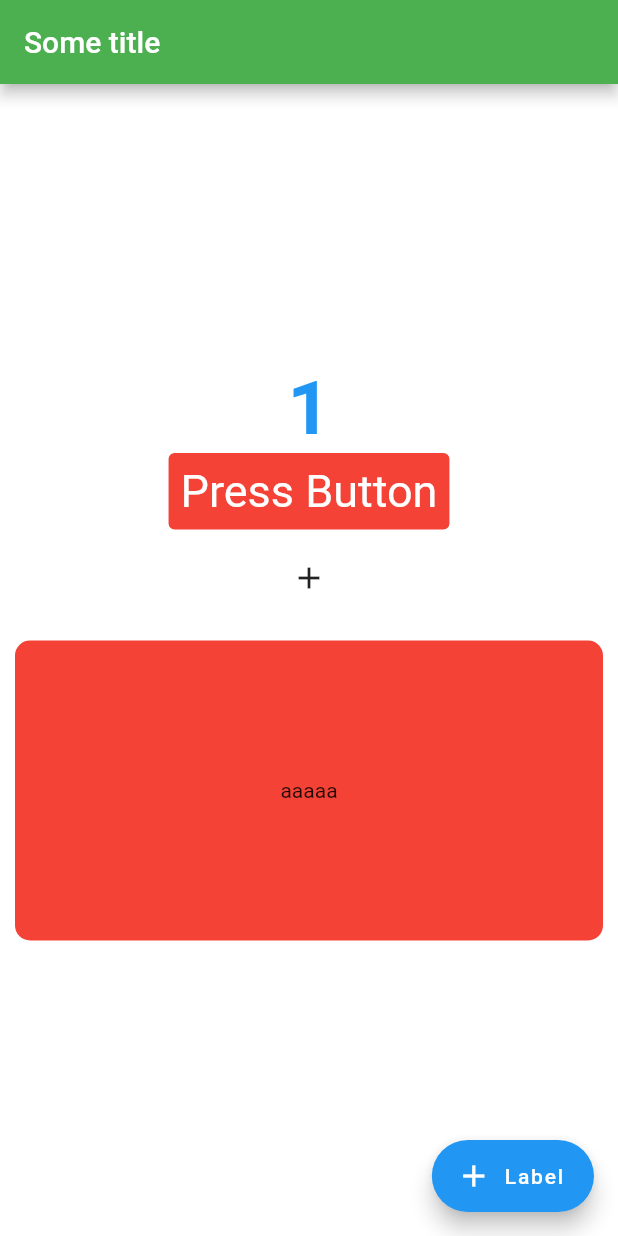
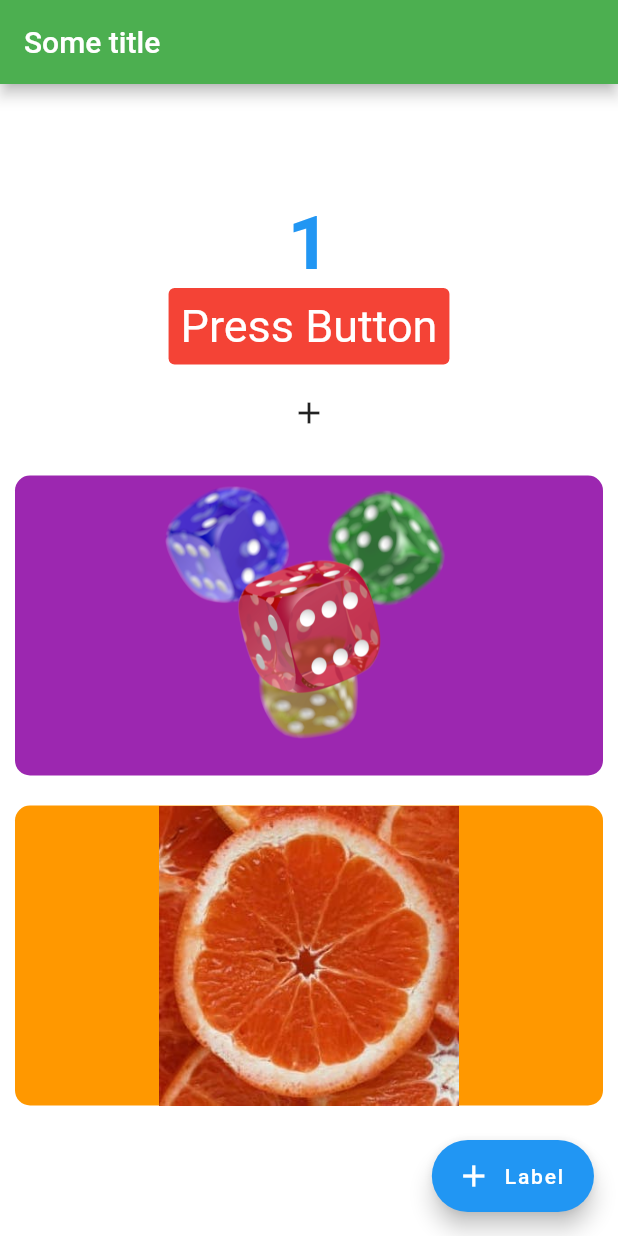
Before and after one commit to ruIlyaKiselev/flutter_carbolator, a Flutter app: the screen it shows after launch, on a phone screen of 412 x 824 dp. Run offline on Flutter 3.47's test engine with Material 2 defaults, Android fonts, the phone set to English and light mode, and no system bars; our stand-ins replace fluttertoast.

Commit message:
figure out how to add images (and other resources) and  how to add style for images

```diff
--- a/lib/my_home_app.dart
+++ b/lib/my_home_app.dart
@@ -86,12 +86,32 @@ class _MyHomeAppState extends State<MyHomeApp> {
                         height: 200,
                         margin: const EdgeInsets.all(10),
                         decoration: BoxDecoration(
-                            color: Colors.red,
+                            color: Colors.purple,
                             shape: BoxShape.rectangle,
                             borderRadius: BorderRadius.circular(10.0)
                         ),
-                        child: const Center(
-                          child: Text("aaaaa")
+                        child: Center(
+                          child: Image.asset(
+                              "assets/image2.png",
+                              repeat: ImageRepeat.repeatX,
+                          )
+                        ),
+                      ),
+                      Container(
+                        width: double.infinity,
+                        height: 200,
+                        margin: const EdgeInsets.all(10),
+                        decoration: BoxDecoration(
+                            color: Colors.orange,
+                            shape: BoxShape.rectangle,
+                            borderRadius: BorderRadius.circular(10.0)
+                        ),
+                        child: Center(
+                            child: Image.asset(
+                                "assets/image.jpg",
+                                width:300,
+                                height:300
+                            )
                         ),
                       )
                     ],
```
Also changed, not shown: pubspec.yaml (+4 -4 lines), assets/image.jpg (added), assets/image2.png (added), 1 other file.
